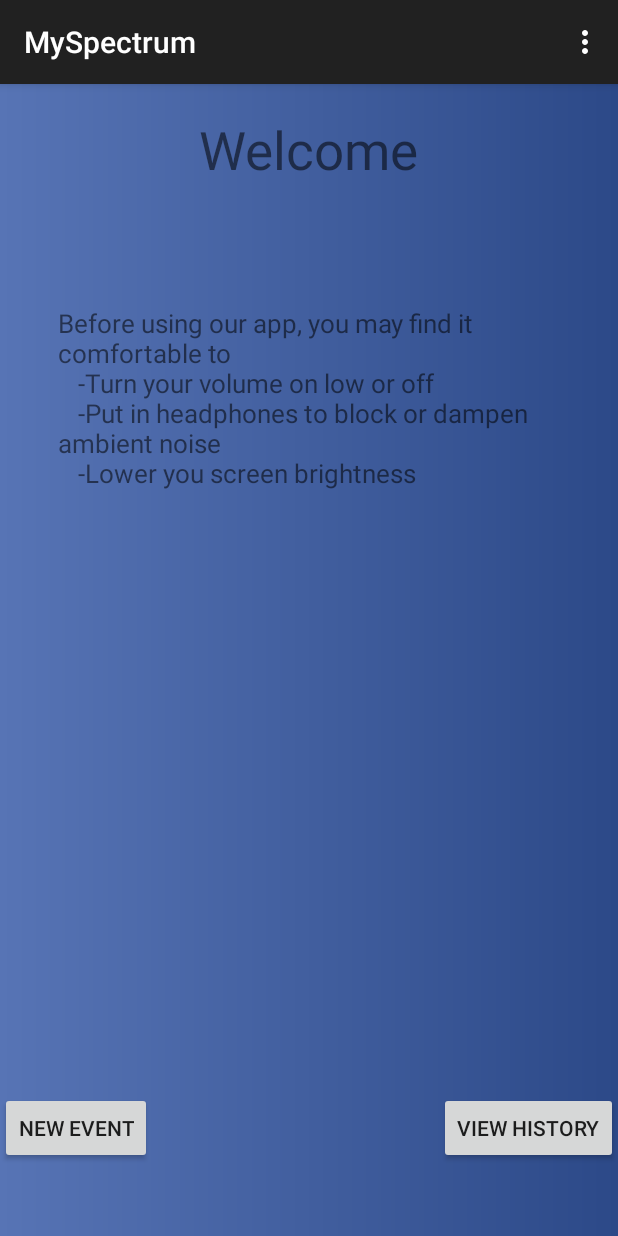
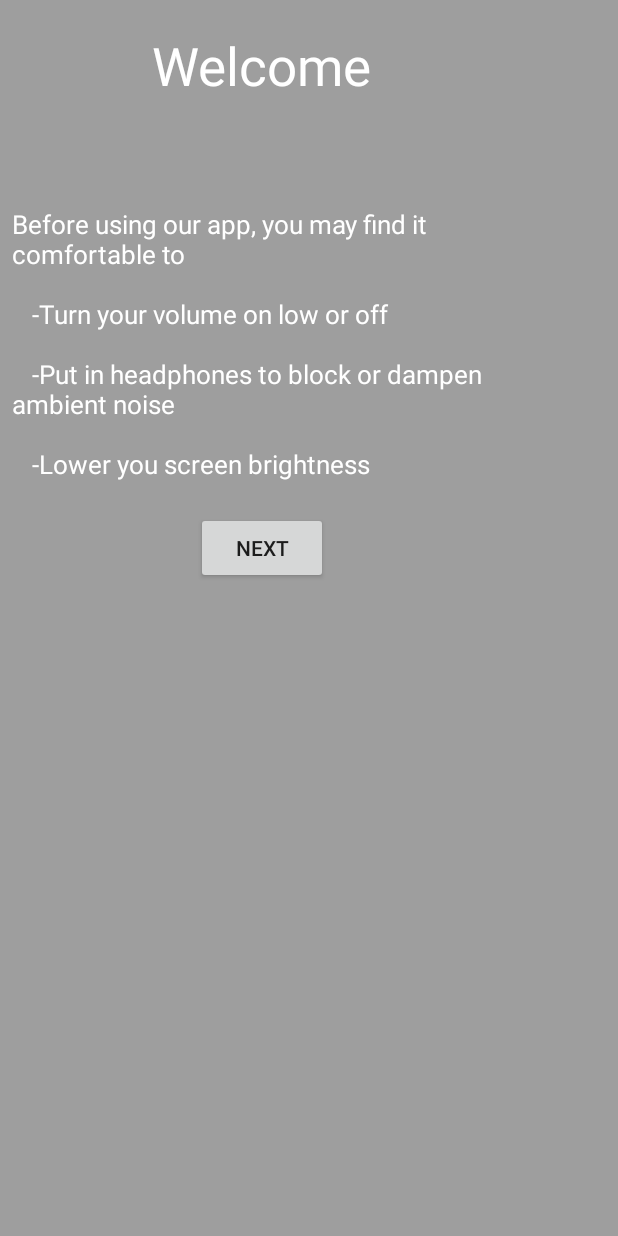
Before and after one commit to wHavelin/HackHarvard, an Android app: the screen it shows after launch (MainActivity), on a phone screen of 412 x 824 dp. Run offline under Robolectric (Android 15) with nearby library versions, the phone set to English and light mode, and no system bars; our stand-ins replace ButterKnife.

Commit message:
Implemented basic fade in and out for welcome screen

```diff
--- a/app/build.gradle
+++ b/app/build.gradle
@@ -21,10 +21,11 @@ android {
 
 dependencies {
     compile fileTree(dir: 'libs', include: ['*.jar'])
-    compile 'com.android.support:appcompat-v7:23.0.0'
+    compile 'com.android.support:appcompat-v7:23.1.1'
     compile 'com.facebook.shimmer:shimmer:0.1.0@aar'
     compile 'com.android.support:design:23.1.1'
     compile 'com.jakewharton:butterknife:7.0.1'
     compile 'com.facebook.stetho:stetho:1.2.0'
     compile 'com.google.code.gson:gson:2.4'
+    compile 'info.hoang8f:fbutton:1.0.5'
 }
--- a/app/src/main/AndroidManifest.xml
+++ b/app/src/main/AndroidManifest.xml
@@ -6,7 +6,7 @@
         android:allowBackup="true"
         android:icon="@mipmap/ic_launcher"
         android:label="@string/app_name"
-        android:theme="@style/AppTheme" >
+        android:theme="@style/AppTheme.NoActionBar" >
         <activity
             android:name=".MainActivity"
             android:label="@string/app_name" >
--- a/app/src/main/java/com/example/researchbeast/myspectrum/MainActivity.java
+++ b/app/src/main/java/com/example/researchbeast/myspectrum/MainActivity.java
@@ -1,28 +1,71 @@
 package com.example.researchbeast.myspectrum;
 
 import android.content.Intent;
+import android.graphics.drawable.TransitionDrawable;
 import android.os.Bundle;
 import android.support.v7.app.AppCompatActivity;
 import android.view.Menu;
 import android.view.MenuItem;
 import android.view.View;
+import android.view.animation.AlphaAnimation;
+import android.view.animation.Animation;
 import android.widget.Button;
-
-import com.facebook.shimmer.ShimmerFrameLayout;
+import android.widget.LinearLayout;
+import android.widget.TextView;
 
 import butterknife.Bind;
+import butterknife.ButterKnife;
 
 public class MainActivity extends AppCompatActivity {
     @Bind(R.id.newEventBtn) Button mNewEventButton;
+    @Bind(R.id.viewHistoryBtn) Button mViewHistoryButton;
+    @Bind(R.id.next_btn) Button mNextButton;
+    @Bind(R.id.welcomeTextView) TextView mWelcomeText;
+    @Bind(R.id.intro_main_textview) TextView mIntroText;
+    @Bind(R.id.anim_container) LinearLayout mAnimLayout;
+
+    final Animation in = new AlphaAnimation(0.0f, 1.0f);
+
+    final Animation out = new AlphaAnimation(1.0f, 0.0f);
 
     @Override
     protected void onCreate(Bundle savedInstanceState) {
+        in.setDuration(870);
+        out.setDuration(870);
+        out.setAnimationListener(new Animation.AnimationListener() {
+            @Override
+            public void onAnimationStart(Animation animation) {
+            }
+
+            @Override
+            public void onAnimationEnd(Animation animation) {
+                mNextButton.setVisibility(View.GONE);
+                mWelcomeText.setVisibility(View.GONE);
+                mIntroText.setVisibility(View.GONE);
+                mViewHistoryButton.setVisibility(View.VISIBLE);
+                mNewEventButton.setVisibility(View.VISIBLE);
+                mViewHistoryButton.startAnimation(in);
+                mNewEventButton.startAnimation(in);
+            }
+
+            @Override
+            public void onAnimationRepeat(Animation animation) {
+            }
+
+        });
         super.onCreate(savedInstanceState);
         setContentView(R.layout.activity_main);
+        ButterKnife.bind(this);
 
-        // run shimmer animation
-        ShimmerFrameLayout container = (ShimmerFrameLayout) findViewById(R.id.shimmer_view_container);
-        container.startShimmerAnimation();
+        final TransitionDrawable transition = (TransitionDrawable) getWindow().findViewById(R.id.rootView).getBackground();
+
+        mNextButton.setOnClickListener(new View.OnClickListener() {
+            @Override
+            public void onClick(View v) {
+                mAnimLayout.startAnimation(out);
+                transition.startTransition(980);
+            }
+        });
     }
 
     @Override
--- /dev/null
+++ b/app/src/main/res/drawable/transition.xml
@@ -0,0 +1,5 @@
+<transition xmlns:android="http://schemas.android.com/apk/res/android">
+    <!-- The drawables used here can be solid colors, gradients, shapes, images, etc. -->
+    <item android:drawable="@color/backgroundGrey" />
+    <item android:drawable="@drawable/background" />
+</transition>
--- a/app/src/main/res/layout/activity_main.xml
+++ b/app/src/main/res/layout/activity_main.xml
@@ -1,16 +1,52 @@
-<RelativeLayout xmlns:android="http://schemas.android.com/apk/res/android"
+<RelativeLayout
+    xmlns:android="http://schemas.android.com/apk/res/android"
     xmlns:tools="http://schemas.android.com/tools"
+    android:id="@+id/rootView"
     android:layout_width="match_parent"
     android:layout_height="match_parent"
     tools:context=".MainActivity"
-    android:background="@drawable/background">
+    android:background="@drawable/transition">
 
-    <com.facebook.shimmer.ShimmerFrameLayout
-        android:id="@+id/shimmer_view_container"
+    <LinearLayout
+        android:id="@+id/anim_container"
+        android:gravity="center_horizontal"
+        android:orientation="vertical"
         android:layout_width="wrap_content"
         android:layout_height="wrap_content">
 
-    </com.facebook.shimmer.ShimmerFrameLayout>
+    <TextView
+        android:id="@+id/welcomeTextView"
+        android:layout_width="wrap_content"
+        android:layout_height="wrap_content"
+        android:text="Welcome"
+        android:textColor="#FFFFFF"
+        android:textSize="35sp"
+        android:layout_centerHorizontal="true"
+        android:paddingTop="20dp"/>
+
+    <TextView
+        android:id="@+id/intro_main_textview"
+        android:text="@string/title_text"
+        android:textColor="#FFFFFF"
+        android:textSize="17sp"
+        android:layout_width="350dp"
+        android:layout_height="wrap_content"
+        android:layout_below="@id/welcomeTextView"
+        android:layout_centerHorizontal="true"
+        android:layout_marginTop="70dp"
+        android:paddingLeft="8dp"
+        android:paddingRight="8dp"/>
+
+    <Button
+        android:id="@+id/next_btn"
+        android:text="Next"
+        android:layout_width="wrap_content"
+        android:layout_height="wrap_content"
+        android:layout_centerHorizontal="true"
+        android:layout_marginTop="20dp"
+        />
+
+    </LinearLayout>
 
     <Button
         android:layout_width="wrap_content"
@@ -21,7 +57,9 @@
         android:layout_alignParentBottom="true"
         android:layout_alignParentLeft="true"
         android:layout_alignParentStart="true"
-        android:layout_marginBottom="48dp" />
+        android:layout_marginBottom="48dp"
+        android:layout_marginLeft="20dp"
+        android:visibility="gone"/>
 
     <Button
         android:layout_width="wrap_content"
@@ -31,28 +69,8 @@
         android:layout_alignTop="@+id/newEventBtn"
         android:layout_alignParentRight="true"
         android:layout_alignParentEnd="true"
-        android:onClick="viewHistory" />
-
-    <TextView
-        android:id="@+id/welcomeTextView"
-        android:layout_width="wrap_content"
-        android:layout_height="wrap_content"
-        android:text="Welcome"
-        android:textSize="35sp"
-        android:layout_below="@+id/shimmer_view_container"
-        android:layout_centerHorizontal="true"
-        android:paddingTop="20dp"/>
-
-    <TextView
-        android:id="@+id/intro_main_textview"
-        android:text="@string/title_text"
-        android:textSize="17sp"
-        android:layout_width="350dp"
-        android:layout_height="wrap_content"
-        android:layout_below="@id/welcomeTextView"
-        android:layout_centerHorizontal="true"
-        android:layout_marginTop="80dp"
-        android:paddingLeft="8dp"
-        android:paddingRight="8dp"/>
+        android:onClick="viewHistory"
+        android:layout_marginRight="20dp"
+        android:visibility="gone"/>
 
 </RelativeLayout>
--- a/app/src/main/res/values/colors.xml
+++ b/app/src/main/res/values/colors.xml
@@ -3,4 +3,5 @@
     <color name="primaryColor">#3F51B5</color>
     <color name="primaryColorDark">#303F9F</color>
     <color name="accentColor">#FF5252</color>
+    <color name="backgroundGrey">#9E9E9E</color>
 </resources>
--- a/app/src/main/res/values/strings.xml
+++ b/app/src/main/res/values/strings.xml
@@ -5,5 +5,5 @@
     <string name="action_settings">Settings</string>
     <string name="title_activity_view_history">viewHistory</string>
     <string name="title_activity_new_event">NewEventActivity</string>
-    <string name="title_text">Before using our app, you may find it comfortable to\n\t-Turn your volume on low or off\n\t-Put in headphones to block or dampen ambient noise\n\t-Lower you screen brightness</string>
+    <string name="title_text">Before using our app, you may find it comfortable to\n\n\t-Turn your volume on low or off\n\n\t-Put in headphones to block or dampen ambient noise\n\n\t-Lower you screen brightness</string>
 </resources>
```
Also changed, not shown: 1 other file.
